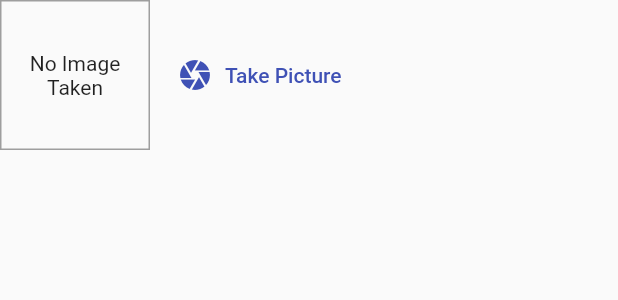
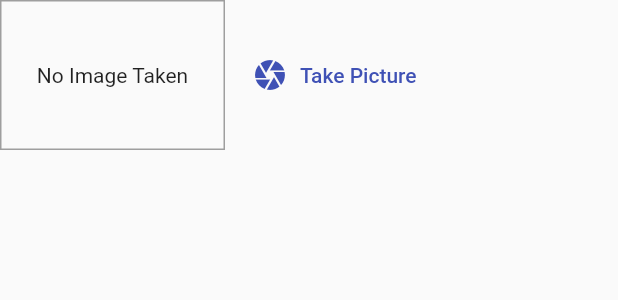
Before and after one commit to kiisi/great_places, a Flutter app: the ImageInput widget shown alone on an empty page, opened directly with empty values, after a tap on "Take Picture", on a phone screen of 412 x 824 dp. Shown: the top 300 px of the screen. Run offline on Flutter 3.47's test engine with Material 2 defaults, Android fonts, the phone set to English and light mode, and no system bars; our stand-ins replace image_picker, sqflite; accounts and stored records are empty.

Commit message:
Preparing SQLite

```diff
--- a/lib/providers/great_places.dart
+++ b/lib/providers/great_places.dart
@@ -1,5 +1,6 @@
 import 'dart:io';
 import 'package:flutter/foundation.dart';
+import 'package:great_places/helpers/db_helper.dart';
 import 'package:great_places/models/place.dart';
 
 class GreatPlaces with ChangeNotifier {
@@ -18,5 +19,8 @@ class GreatPlaces with ChangeNotifier {
 
     _items.add(newPlace);
     notifyListeners();
+
+    DBHelper.insert('places',
+        {'id': newPlace.id, 'title': newPlace.title, 'image': newPlace.image});
   }
 }
--- a/lib/widgets/image_input.dart
+++ b/lib/widgets/image_input.dart
@@ -19,6 +19,9 @@ class _ImageInputState extends State<ImageInput> {
     final ImagePicker imagePicker = ImagePicker();
     final XFile? imageFile =
         await imagePicker.pickImage(source: ImageSource.gallery, maxWidth: 600);
+    if(imageFile == null){
+      return;
+    }
     setState(() {
       _storedImage = File(imageFile!.path);
     });
@@ -33,7 +36,7 @@ class _ImageInputState extends State<ImageInput> {
     return Row(
       children: [
         Container(
-          width: 100,
+          width: 150,
           height: 100,
           decoration: BoxDecoration(
             border: Border.all(width: 1, color: Colors.grey),
--- a/pubspec.yaml
+++ b/pubspec.yaml
@@ -23,6 +23,7 @@ dependencies:
   image_picker: ^0.8.6
   path_provider: ^2.0.11
   path: ^1.8.2
+  sqflite: ^2.2.2
 
 dev_dependencies:
   flutter_test:
```
Also changed, not shown: lib/helpers/db_helper.dart (added, +16 -0 lines), pubspec.lock, 1 other file.
